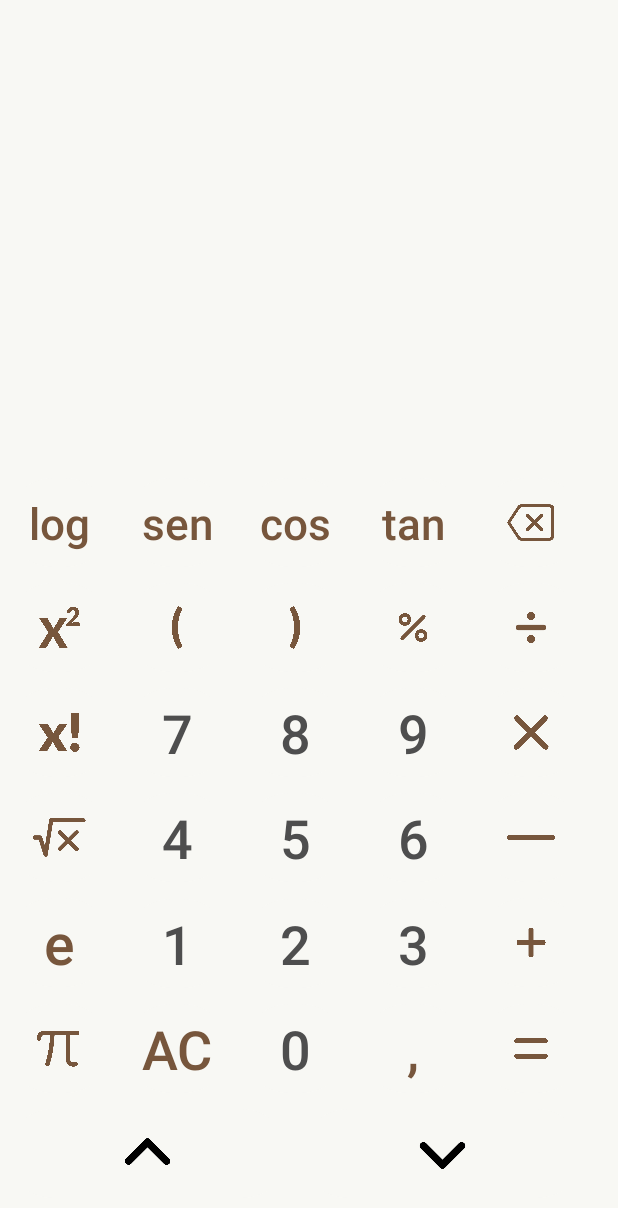
After one commit to Junio00r/calculatorApp, an Android app: the layout keyboard_slide_expensive.xml on its own in the app's theme, with its tools: preview values and no code run, on a phone screen of 412 x 824 dp. The commit adds this screen. Shown: the top 1208 px of the screen. Run offline under Robolectric (Android 15) with nearby library versions, the phone set to English and light mode, and no system bars.

Commit message:
layout view slide create

```diff
--- /dev/null
+++ b/app/src/main/res/drawable/button_background_default.xml
@@ -0,0 +1,6 @@
+<?xml version="1.0" encoding="utf-8"?>
+<shape xmlns:android="http://schemas.android.com/apk/res/android" android:shape="rectangle">
+
+    <solid android:color="@color/white" />
+
+</shape>
--- /dev/null
+++ b/app/src/main/res/drawable/button_background_focused.xml
@@ -0,0 +1,6 @@
+<?xml version="1.0" encoding="utf-8"?>
+<shape xmlns:android="http://schemas.android.com/apk/res/android" android:shape="rectangle">
+
+    <solid android:color="@color/gray_background" />
+
+</shape>
--- /dev/null
+++ b/app/src/main/res/drawable/button_background_pressed.xml
@@ -0,0 +1,6 @@
+<?xml version="1.0" encoding="utf-8"?>
+<shape xmlns:android="http://schemas.android.com/apk/res/android" android:shape="rectangle">
+
+    <solid android:color="@color/black" />
+
+</shape>
--- a/app/src/main/res/layout/conent_main.xml
+++ b/app/src/main/res/layout/conent_main.xml
@@ -276,7 +276,6 @@
             android:layout_height="73dp"
             android:layout_margin="5dp"
             android:importantForAccessibility="no"
-            android:onClick="equalsResult"
             android:padding="18dp"
             android:scaleType="fitCenter"
             android:src="@drawable/icon_up"
@@ -290,7 +289,6 @@
             android:layout_height="73dp"
             android:layout_margin="5dp"
             android:importantForAccessibility="no"
-            android:onClick="equalsResult"
             android:padding="18dp"
             android:scaleType="fitCenter"
             android:src="@drawable/icon_down"
--- /dev/null
+++ b/app/src/main/res/layout/keyboard_slide_expensive.xml
@@ -0,0 +1,394 @@
+<?xml version="1.0" encoding="utf-8"?>
+<androidx.constraintlayout.widget.ConstraintLayout xmlns:android="http://schemas.android.com/apk/res/android"
+    xmlns:app="http://schemas.android.com/apk/res-auto"
+    android:id="@+id/keyboard_viewPager"
+    android:layout_width="match_parent"
+    android:layout_height="match_parent"
+    android:background="@color/primary">
+
+    <androidx.gridlayout.widget.GridLayout
+        android:id="@+id/gridLayout"
+        android:layout_width="match_parent"
+        android:layout_height="wrap_content"
+        android:background="@color/primary"
+        android:maxHeight="700dp"
+        app:columnCount="6"
+        app:layout_constraintBottom_toTopOf="@+id/buttons"
+        app:rowCount="7">
+
+        <com.devmobile.android.calculadora.model.BackgroundButtonView
+            android:id="@+id/buttonTan"
+            style="@style/ViewPagerButtonsEspecial"
+            android:layout_margin="5dp"
+            android:contentDescription="@string/tan"
+            android:text="@string/tan"
+            android:textSize="29sp"
+            app:layout_column="3"
+            app:layout_row="0" />
+
+        <com.devmobile.android.calculadora.model.BackgroundButtonView
+            android:id="@+id/buttonCos"
+            style="@style/ViewPagerButtonsEspecial"
+            android:layout_margin="5dp"
+            android:contentDescription="@string/cos"
+            android:text="@string/cos"
+            android:textSize="29sp"
+            app:layout_column="2"
+            app:layout_row="0" />
+
+        <com.devmobile.android.calculadora.model.BackgroundButtonView
+            android:id="@+id/buttonSen"
+            style="@style/ViewPagerButtonsEspecial"
+            android:layout_margin="5dp"
+            android:contentDescription="@string/sen"
+            android:text="@string/sen"
+            android:textSize="29sp"
+            app:layout_column="1"
+            app:layout_row="0" />
+
+        <com.devmobile.android.calculadora.model.BackgroundButtonView
+            android:id="@+id/buttonLog"
+            style="@style/ViewPagerButtonsEspecial"
+            android:layout_margin="5dp"
+            android:contentDescription="@string/log"
+            android:text="@string/log"
+            android:textSize="29sp"
+            app:layout_column="0"
+            app:layout_row="0" />
+
+        <ImageButton
+            android:id="@+id/buttonExpoente"
+            style="@style/ViewPagerButtonsEspecial"
+            android:layout_width="68dp"
+            android:layout_height="59dp"
+            android:layout_margin="5dp"
+            android:contentDescription="@string/expoente"
+            android:importantForAccessibility="no"
+            android:padding="16dp"
+            android:scaleType="fitCenter"
+            android:src="@drawable/icon_expoent_1024px"
+            app:layout_column="0"
+            app:layout_row="1" />
+
+        <ImageButton
+            android:id="@+id/buttonFatorial"
+            style="@style/ViewPagerButtonsEspecial"
+            android:layout_width="68dp"
+            android:layout_height="59dp"
+            android:layout_margin="5dp"
+            android:contentDescription="@string/fatorial"
+            android:importantForAccessibility="no"
+            android:padding="16dp"
+            android:scaleType="fitCenter"
+            android:src="@drawable/icon_factorial_1024px"
+            app:layout_column="0"
+            app:layout_row="2" />
+
+
+        <ImageButton
+            android:id="@+id/buttonRaizQuadrada"
+            style="@style/ViewPagerButtonsEspecial"
+            android:layout_width="68dp"
+            android:layout_height="59dp"
+            android:layout_margin="5dp"
+            android:contentDescription="@string/raizQuadrada"
+            android:importantForAccessibility="no"
+            android:padding="12dp"
+            android:scaleType="fitCenter"
+            android:src="@drawable/icon_square_root_1024px"
+            app:layout_column="0"
+            app:layout_row="3" />
+
+        <com.devmobile.android.calculadora.model.BackgroundButtonView
+            android:id="@+id/buttonEuler"
+            style="@style/ViewPagerButtonsEspecial"
+            android:layout_margin="5dp"
+            android:contentDescription="@string/euler"
+            android:text="@string/euler"
+            android:gravity="center"
+            android:textSize="38sp"
+            app:layout_column="0"
+            app:layout_row="4" />
+
+        <ImageButton
+            android:id="@+id/buttonPi"
+            style="@style/ViewPagerButtonsEspecial"
+            android:layout_width="68dp"
+            android:layout_height="59dp"
+            android:layout_margin="5dp"
+            android:contentDescription="@string/pi"
+            android:importantForAccessibility="no"
+            android:padding="12dp"
+            android:scaleType="fitCenter"
+            android:src="@drawable/icon_pi_1024px"
+            app:layout_column="0"
+            app:layout_row="5" />
+
+        <ImageButton
+            android:id="@+id/button1"
+            style="@style/ViewPagerButtonsEspecial"
+            android:layout_width="68dp"
+            android:layout_height="59dp"
+            android:layout_margin="5dp"
+            android:contentDescription="@string/abre_parentese"
+            android:importantForAccessibility="no"
+            android:padding="15dp"
+            android:scaleType="fitCenter"
+            android:src="@drawable/icon_open_parenthesis_1024px"
+            app:layout_column="1"
+            app:layout_row="1" />
+
+        <com.devmobile.android.calculadora.model.BackgroundButtonView
+            android:id="@+id/button2"
+            style="@style/ViewPagerButtonsDefault"
+            android:layout_margin="5dp"
+            android:contentDescription="@string/sete"
+            android:text="@string/sete"
+            app:layout_column="1"
+            app:layout_row="2" />
+
+        <com.devmobile.android.calculadora.model.BackgroundButtonView
+            android:id="@+id/button3"
+            style="@style/ViewPagerButtonsDefault"
+            android:layout_margin="5dp"
+            android:contentDescription="@string/quatro"
+            android:text="@string/quatro"
+            app:layout_column="1"
+            app:layout_row="3" />
+
+        <com.devmobile.android.calculadora.model.BackgroundButtonView
+            android:id="@+id/button4"
+            style="@style/ViewPagerButtonsDefault"
+            android:layout_margin="5dp"
+            android:contentDescription="@string/um"
+            android:text="@string/um"
+            app:layout_column="1"
+            app:layout_row="4" />
+
+        <com.devmobile.android.calculadora.model.BackgroundButtonView
+            android:id="@+id/button5"
+            style="@style/ViewPagerButtonsEspecial"
+            android:layout_margin="5dp"
+            android:contentDescription="@string/deletar_expressao"
+            android:text="@string/deletar_expressao"
+            app:layout_column="1"
+            app:layout_row="5" />
+
+        <ImageButton
+            android:id="@+id/button6"
+            style="@style/ViewPagerButtonsEspecial"
+            android:layout_width="68dp"
+            android:layout_height="59dp"
+            android:layout_margin="5dp"
+            android:contentDescription="@string/fecha_parentese"
+            android:importantForAccessibility="no"
+            android:padding="15dp"
+            android:scaleType="fitCenter"
+            android:src="@drawable/icon_close_parenthesis_1024px"
+            app:layout_column="2"
+            app:layout_row="1" />
+
+        <com.devmobile.android.calculadora.model.BackgroundButtonView
+            android:id="@+id/button7"
+            style="@style/ViewPagerButtonsDefault"
+            android:layout_margin="5dp"
+            android:contentDescription="@string/oito"
+            android:text="@string/oito"
+            app:layout_column="2"
+            app:layout_row="2" />
+
+        <com.devmobile.android.calculadora.model.BackgroundButtonView
+            android:id="@+id/button8"
+            style="@style/ViewPagerButtonsDefault"
+            android:layout_margin="5dp"
+            android:contentDescription="@string/cinco"
+            android:text="@string/cinco"
+            app:layout_column="2"
+            app:layout_row="3" />
+
+        <com.devmobile.android.calculadora.model.BackgroundButtonView
+            android:id="@+id/button9"
+            style="@style/ViewPagerButtonsDefault"
+            android:layout_margin="5dp"
+            android:contentDescription="@string/dois"
+            android:text="@string/dois"
+            app:layout_column="2"
+            app:layout_row="4" />
+
+        <com.devmobile.android.calculadora.model.BackgroundButtonView
+            android:id="@+id/button10"
+            style="@style/ViewPagerButtonsDefault"
+            android:layout_margin="5dp"
+            android:contentDescription="@string/zero"
+            android:text="@string/zero"
+            app:layout_column="2"
+            app:layout_row="5" />
+
+        <ImageButton
+            android:id="@+id/button11"
+            style="@style/ViewPagerButtonsEspecial"
+            android:layout_width="68dp"
+            android:layout_height="59dp"
+            android:layout_margin="5dp"
+            android:contentDescription="@string/porcentagem"
+            android:importantForAccessibility="no"
+            android:padding="15dp"
+            android:scaleType="fitCenter"
+            android:src="@drawable/icon_percent_1024px"
+            app:layout_column="3"
+            app:layout_row="1" />
+
+        <com.devmobile.android.calculadora.model.BackgroundButtonView
+            android:id="@+id/button12"
+            style="@style/ViewPagerButtonsDefault"
+            android:layout_margin="5dp"
+            android:contentDescription="@string/nove"
+            android:text="@string/nove"
+            app:layout_column="3"
+            app:layout_row="2" />
+
+        <com.devmobile.android.calculadora.model.BackgroundButtonView
+            android:id="@+id/button13"
+            style="@style/ViewPagerButtonsDefault"
+            android:layout_margin="5dp"
+            android:contentDescription="@string/seis"
+            android:text="@string/seis"
+            app:layout_column="3"
+            app:layout_row="3" />
+
+        <com.devmobile.android.calculadora.model.BackgroundButtonView
+            android:id="@+id/button14"
+            style="@style/ViewPagerButtonsDefault"
+            android:layout_margin="5dp"
+            android:contentDescription="@string/tres"
+            android:text="@string/tres"
+            app:layout_column="3"
+            app:layout_row="4" />
+
+        <com.devmobile.android.calculadora.model.BackgroundButtonView
+            android:id="@+id/button15"
+            style="@style/ViewPagerButtonsEspecial"
+            android:layout_margin="5dp"
+            android:contentDescription="@string/separador"
+            android:text="@string/separador"
+            app:layout_column="3"
+            app:layout_row="5" />
+
+        <ImageButton
+            android:id="@+id/button16"
+            style="@style/ViewPagerButtonsEspecial"
+            android:layout_width="68dp"
+            android:layout_height="59dp"
+            android:layout_margin="5dp"
+            android:contentDescription="@string/backspace"
+            android:importantForAccessibility="no"
+            android:padding="12dp"
+            android:scaleType="fitCenter"
+            android:src="@drawable/icon_backspace_1024px"
+            app:layout_column="4"
+            app:layout_row="0" />
+
+        <ImageButton
+            android:id="@+id/button17"
+            style="@style/ViewPagerButtonsEspecial"
+            android:layout_width="68dp"
+            android:layout_height="59dp"
+            android:layout_margin="5dp"
+            android:contentDescription="@string/division"
+            android:importantForAccessibility="no"
+            android:padding="16dp"
+            android:scaleType="fitCenter"
+            android:src="@drawable/icon_division_512px"
+            app:layout_column="4"
+            app:layout_row="1" />
+
+        <ImageButton
+            android:id="@+id/button18"
+            style="@style/ViewPagerButtonsEspecial"
+            android:layout_width="68dp"
+            android:layout_height="59dp"
+            android:layout_margin="5dp"
+            android:contentDescription="@string/multiplicacao"
+            android:importantForAccessibility="no"
+            android:padding="18dp"
+            android:scaleType="fitCenter"
+            android:src="@drawable/icon_mulitply_512px"
+            app:layout_column="4"
+            app:layout_row="2" />
+
+        <ImageButton
+            android:id="@+id/button19"
+            style="@style/ViewPagerButtonsEspecial"
+            android:layout_width="68dp"
+            android:layout_height="59dp"
+            android:layout_margin="5dp"
+            android:contentDescription="@string/subtracao"
+            android:importantForAccessibility="no"
+            android:paddingHorizontal="18dp"
+            android:scaleType="fitCenter"
+            android:src="@drawable/icon_subtraction_512px"
+            app:layout_column="4"
+            app:layout_row="3" />
+
+        <ImageButton
+            android:id="@+id/button20"
+            style="@style/ViewPagerButtonsEspecial"
+            android:layout_width="68dp"
+            android:layout_height="59dp"
+            android:layout_margin="5dp"
+            android:contentDescription="@string/soma"
+            android:importantForAccessibility="no"
+            android:padding="20dp"
+            android:scaleType="fitCenter"
+            android:src="@drawable/icon_sum_1024px"
+            app:layout_column="4"
+            app:layout_row="4" />
+
+        <ImageButton
+            android:id="@+id/button21"
+            style="@style/ViewPagerButtonsEspecial"
+            android:layout_width="68dp"
+            android:layout_height="59dp"
+            android:layout_margin="5dp"
+            android:contentDescription="@string/eqauals"
+            android:importantForAccessibility="no"
+            android:padding="16dp"
+            android:scaleType="fitCenter"
+            android:src="@drawable/icon_equals_1024px"
+            app:layout_column="4"
+            app:layout_row="5" />
+
+    </androidx.gridlayout.widget.GridLayout>
+
+    <LinearLayout
+        android:id="@+id/buttons"
+        android:layout_width="match_parent"
+        android:layout_height="70dp"
+        android:layout_marginBottom="20dp"
+        app:layout_constraintBottom_toBottomOf="parent"
+        app:layout_constraintEnd_toEndOf="parent"
+        app:layout_constraintStart_toStartOf="parent">
+
+        <ImageButton
+            android:id="@+id/buttonUp"
+            style="@style/ViewPagerButtonsEspecial"
+            android:layout_width="186dp"
+            android:layout_margin="5dp"
+            android:importantForAccessibility="no"
+            android:padding="9dp"
+            android:scaleType="fitCenter"
+            android:src="@drawable/icon_up" />
+
+        <ImageButton
+            android:id="@+id/buttonDown"
+            style="@style/ViewPagerButtonsEspecial"
+            android:layout_width="186dp"
+            android:layout_margin="5dp"
+            android:importantForAccessibility="no"
+            android:padding="9dp"
+            android:scaleType="fitCenter"
+            android:src="@drawable/icon_down" />
+
+    </LinearLayout>
+
+</androidx.constraintlayout.widget.ConstraintLayout>
--- a/app/src/main/res/values/colors.xml
+++ b/app/src/main/res/values/colors.xml
@@ -1,8 +1,12 @@
 <?xml version="1.0" encoding="utf-8"?>
 <resources>
     <color name="black">#000000</color>
+    <color name="white">#FFFFFFFF</color>
     <color name="gray">#4E4E4E</color>
     <color name="gray_background">#BDBDBD</color>
+    <color name="orange">#F57C00</color>
     <color name="brown">#77563C</color>
     <color name="primary">#F8F8F4</color>
+    <color name="greem_one">#17731B</color>
+    <color name="green_twa">#C7FFCA</color>
 </resources>
--- a/app/src/main/res/values/strings.xml
+++ b/app/src/main/res/values/strings.xml
@@ -26,5 +26,16 @@
     <string name="copy">copy</string>
 
     <!-- Expensive Buttons   -->
+    <string name="euler">e</string>
+    <string name="fatorial">x!</string>
+    <string name="raizQuadrada">√</string>
+    <string name="pi">π</string>
+    <string name="log">log</string>
+    <string name="sen">sen</string>
+    <string name="cos">cos</string>
+    <string name="tan">tan</string>
+    <string name="expoente">^</string>
+    <string name="backspace">backspace</string>
+    <string name="eqauals">eqauals</string>
 
 </resources>
--- a/app/src/main/res/values/styles.xml
+++ b/app/src/main/res/values/styles.xml
@@ -28,6 +28,11 @@
         <item name="android:textColor">@color/brown</item>
     </style>
 
+    <style name="ViewPagerButtonsDefault" parent="NumberButtonStyle">
+        <item name="android:minWidth">68dp</item>
+        <item name="android:minHeight">59dp</item>
+    </style>
+
     <style name="ViewPagerButtonsEspecial" parent="EspecialButtonStyle">
         <item name="android:minWidth">68dp</item>
         <item name="android:minHeight">59dp</item>
```
Also changed, not shown: app/src/main/res/drawable/icon_expoent_1024px.png (added), app/src/main/res/drawable/icon_factorial_1024px.png (added), app/src/main/res/drawable/icon_pi_1024px.png (added), app/src/main/res/drawable/icon_square_root_1024px.png (added).
